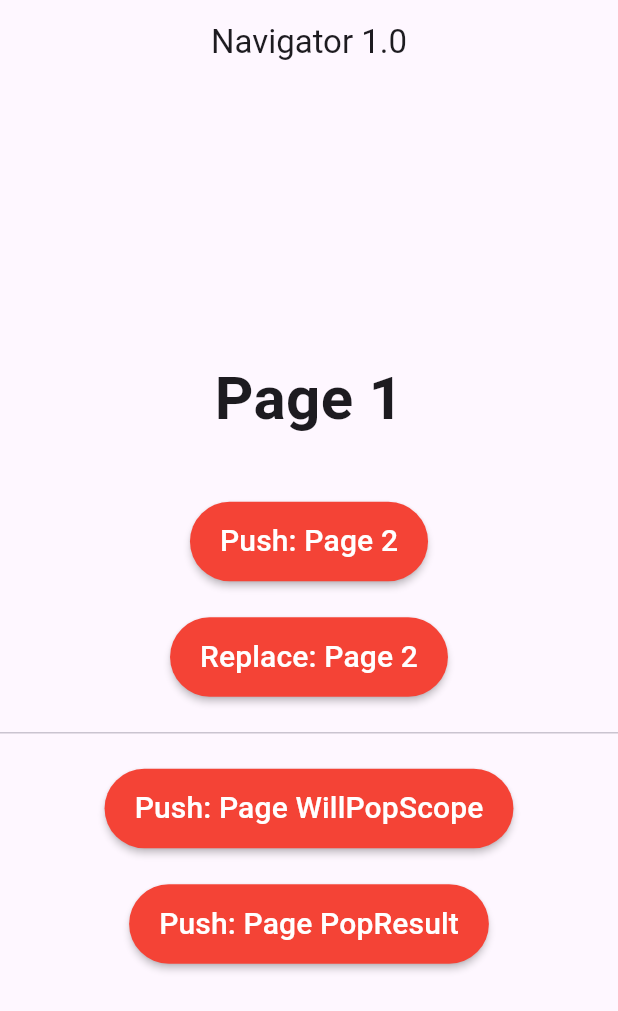
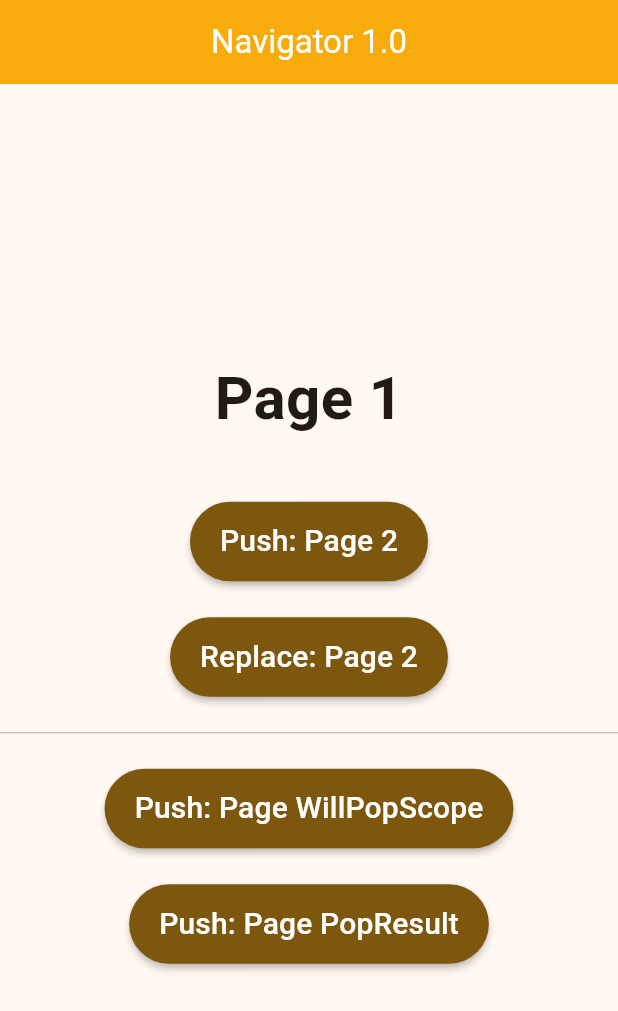
Before and after one commit to Cisterakas/navigator_example, a Flutter app: the screen it shows after launch, on a phone screen of 412 x 824 dp. Shown: the top 1011 px of the screen. Run offline on Flutter 3.47's test engine with Material 3 defaults, Android fonts, the phone set to English and light mode, and no system bars.

Commit message:
Refactor theme configuration for improved consistency and clarity

```diff
--- a/lib/main.dart
+++ b/lib/main.dart
@@ -22,7 +22,16 @@ class MyApp extends StatelessWidget {
   Widget build(BuildContext context) => MaterialApp(
     debugShowCheckedModeBanner: false,
     title: title,
-    theme: ThemeData(primaryColor: Colors.red),
+    theme: ThemeData(
+      colorScheme: ColorScheme.fromSeed(
+        seedColor: const Color.fromARGB(255, 247, 172, 12),
+      ),
+      appBarTheme: const AppBarTheme(
+        backgroundColor: Color.fromARGB(255, 247, 172, 12),
+        foregroundColor: Colors.white,
+        centerTitle: true,
+      ),
+    ),
     home: const FirstPage(),
   );
 }
```
